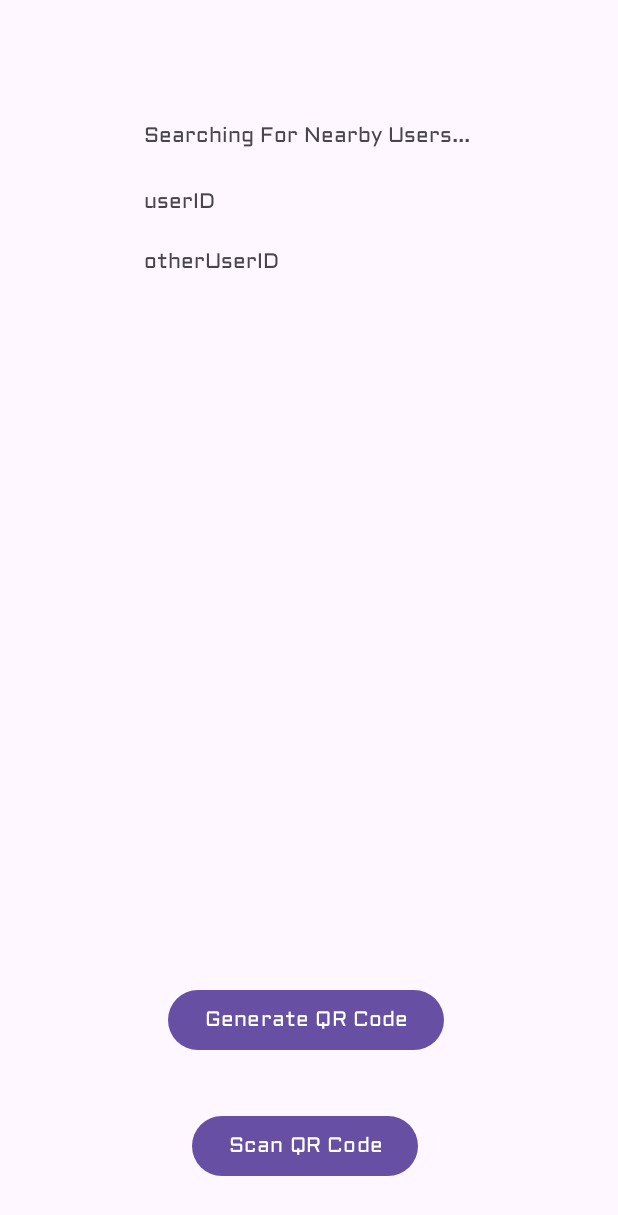
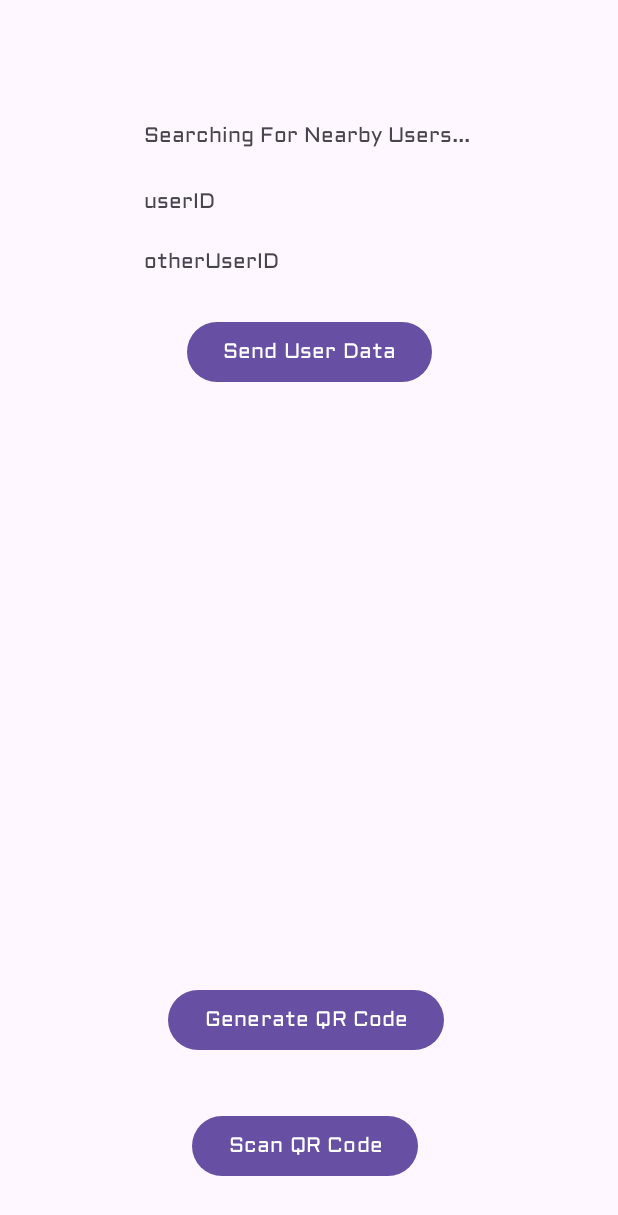
Before and after one commit to mar19a/HiFive, an Android app: the layout activity_add_user.xml on its own in the app's theme, with its tools: preview values and no code run, on a phone screen of 412 x 824 dp. Shown: the top 1215 px of the screen. Run offline under Robolectric (Android 15) with nearby library versions, the phone set to English and light mode, and no system bars.

Commit message:
Fixed Nearby Connections Data Exchange (temp data)

```diff
--- a/app/src/main/java/com/example/hifive/fragments/SearchFragment.kt
+++ b/app/src/main/java/com/example/hifive/fragments/SearchFragment.kt
@@ -38,9 +38,6 @@ class SearchFragment : Fragment() {
         binding.rv.layoutManager = LinearLayoutManager(requireContext())
         adapter = SearchAdapter(requireContext(), userList)
         binding.rv.adapter = adapter
-
-        //DEBUG testing Picasso endpoint retrieval
-        //Picasso.get().load("https://api.qrserver.com/v1/create-qr-code/?size=150x150&data=test").into(binding.testQr)
 
         //Handler For Add Users Button
         binding.addUsersButton.setOnClickListener {
--- a/app/src/main/res/layout/activity_add_user.xml
+++ b/app/src/main/res/layout/activity_add_user.xml
@@ -37,6 +37,16 @@
         app:layout_constraintStart_toStartOf="parent"
         app:layout_constraintTop_toTopOf="parent" />
 
+    <Button
+        android:id="@+id/sendIDButton"
+        android:text="Send User Data"
+        android:layout_width="wrap_content"
+        android:layout_height="wrap_content"
+        android:layout_marginTop="26dp"
+        app:layout_constraintEnd_toEndOf="parent"
+        app:layout_constraintStart_toStartOf="parent"
+        app:layout_constraintTop_toBottomOf="@+id/debugConnectedID" />
+
     <ImageView
         android:id="@+id/testQr"
         android:layout_width="200dp"
```
Also changed, not shown: app/src/main/java/com/example/hifive/AddUserActivity.kt (+67 -5 lines).
